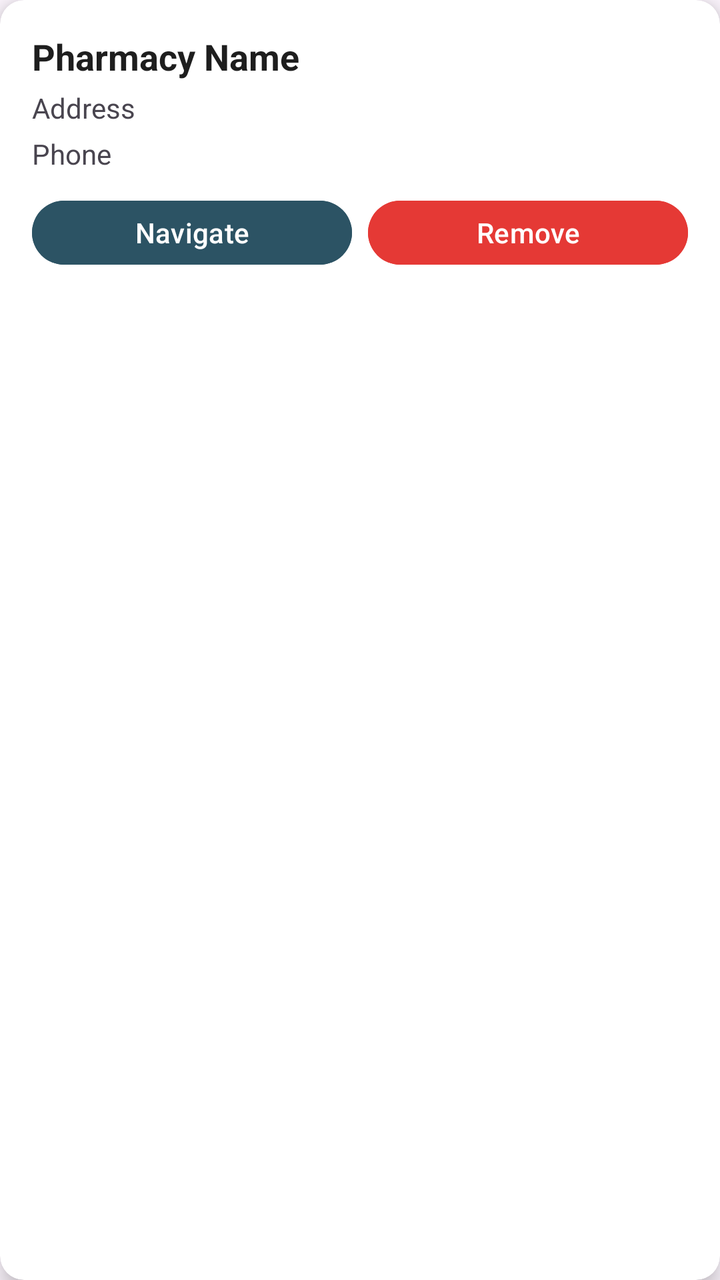
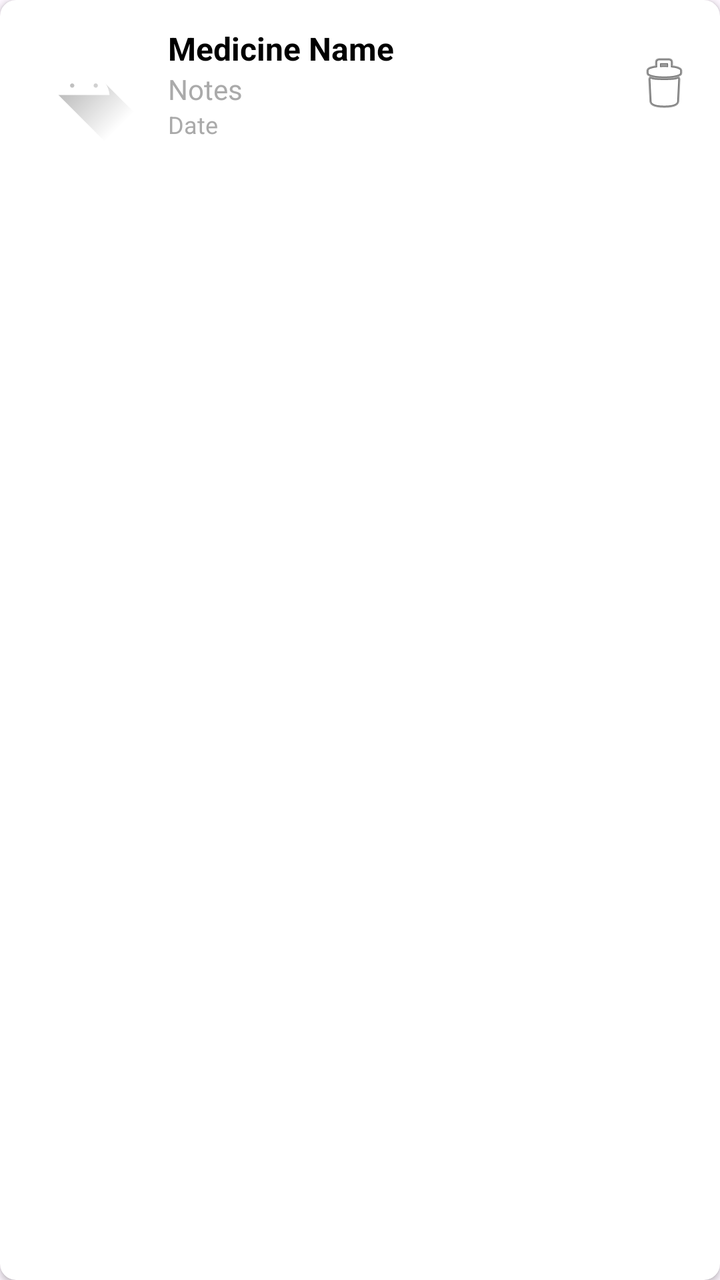

The first picture is an Android layout as it rendered before a commit; the second is the same layout after the commit. The layout source and the unified diff follow.
<!-- AndroidManifest.xml: application theme Theme.MediNear -->
<!-- res/layout/item_favourite.xml -->
<?xml version="1.0" encoding="utf-8"?>
<androidx.cardview.widget.CardView xmlns:android="http://schemas.android.com/apk/res/android"
    xmlns:app="http://schemas.android.com/apk/res-auto"
    android:layout_width="match_parent"
    android:layout_height="wrap_content"
    android:layout_margin="10dp"
    app:cardCornerRadius="12dp"
    app:cardElevation="6dp">

    <LinearLayout
        android:layout_width="match_parent"
        android:layout_height="wrap_content"
        android:orientation="vertical"
        android:padding="16dp">

        <TextView
            android:id="@+id/tvName"
            android:layout_width="wrap_content"
            android:layout_height="wrap_content"
            android:text="Pharmacy Name"
            android:textStyle="bold"
            android:textSize="18sp"
            android:textColor="#1E1E1E"/>

        <TextView
            android:id="@+id/tvAddress"
            android:layout_width="wrap_content"
            android:layout_height="wrap_content"
            android:text="Address"
            android:layout_marginTop="4dp"/>

        <TextView
            android:id="@+id/tvPhone"
            android:layout_width="wrap_content"
            android:layout_height="wrap_content"
            android:text="Phone"
            android:layout_marginTop="4dp"/>

        <LinearLayout
            android:layout_width="match_parent"
            android:layout_height="wrap_content"
            android:orientation="horizontal"
            android:layout_marginTop="10dp">

            <Button
                android:id="@+id/btnNavigate"
                android:layout_width="0dp"
                android:layout_height="40dp"
                android:layout_weight="1"
                android:text="Navigate"
                android:backgroundTint="#2C5364"
                android:textColor="#FFFFFF"/>

            <Button
                android:id="@+id/btnDelete"
                android:layout_width="0dp"
                android:layout_height="40dp"
                android:layout_weight="1"
                android:layout_marginStart="8dp"
                android:text="Remove"
                android:backgroundTint="#E53935"
                android:textColor="#FFFFFF"/>

        </LinearLayout>

    </LinearLayout>

</androidx.cardview.widget.CardView>
<!-- resources referenced by this layout -->
<resources>
  <style name="Theme.MediNear" parent="Base.Theme.MediNear" />
  <style name="Base.Theme.MediNear" parent="Theme.Material3.DayNight.NoActionBar">
          
          
      </style>
</resources>

<!-- the commit's change to res/layout/item_favourite.xml (unified diff, before → after) -->
@@ -3,65 +3,68 @@
     xmlns:app="http://schemas.android.com/apk/res-auto"
     android:layout_width="match_parent"
     android:layout_height="wrap_content"
-    android:layout_margin="10dp"
-    app:cardCornerRadius="12dp"
-    app:cardElevation="6dp">
+    android:layout_marginBottom="8dp"
+    app:cardCornerRadius="8dp"
+    app:cardElevation="2dp">
 
     <LinearLayout
         android:layout_width="match_parent"
         android:layout_height="wrap_content"
-        android:orientation="vertical"
-        android:padding="16dp">
+        android:orientation="horizontal"
+        android:padding="12dp"
+        android:gravity="center_vertical">
 
-        <TextView
-            android:id="@+id/tvName"
+        <ImageView
+            android:id="@+id/ivMedicine"
+            android:layout_width="60dp"
+            android:layout_height="60dp"
+            android:scaleType="centerCrop"
+            android:src="@drawable/ic_launcher_foreground"
+            android:contentDescription="Medicine image" />
+
+        <LinearLayout
+            android:layout_width="0dp"
+            android:layout_height="wrap_content"
+            android:layout_weight="1"
+            android:orientation="vertical"
+            android:layout_marginStart="12dp">
+
+            <TextView
+                android:id="@+id/tvMedicineName"
+                android:layout_width="match_parent"
+                android:layout_height="wrap_content"
+                android:text="Medicine Name"
+                android:textSize="16sp"
+                android:textStyle="bold"
+                android:textColor="@android:color/black" />
+
+            <TextView
+                android:id="@+id/tvMedicineNotes"
+                android:layout_width="match_parent"
+                android:layout_height="wrap_content"
+                android:text="Notes"
+                android:textSize="14sp"
+                android:textColor="@android:color/darker_gray"
+                android:maxLines="1"
+                android:ellipsize="end" />
+
+            <TextView
+                android:id="@+id/tvMedicineTime"
+                android:layout_width="match_parent"
+                android:layout_height="wrap_content"
+                android:text="Date"
+                android:textSize="12sp"
+                android:textColor="@android:color/darker_gray" />
+
+        </LinearLayout>
+
+        <ImageButton
+            android:id="@+id/btnDelete"
             android:layout_width="wrap_content"
             android:layout_height="wrap_content"
-            android:text="Pharmacy Name"
-            android:textStyle="bold"
-            android:textSize="18sp"
-            android:textColor="#1E1E1E"/>
-
-        <TextView
-            android:id="@+id/tvAddress"
-            android:layout_width="wrap_content"
-            android:layout_height="wrap_content"
-            android:text="Address"
-            android:layout_marginTop="4dp"/>
-
-        <TextView
-            android:id="@+id/tvPhone"
-            android:layout_width="wrap_content"
-            android:layout_height="wrap_content"
-            android:text="Phone"
-            android:layout_marginTop="4dp"/>
-
-        <LinearLayout
-            android:layout_width="match_parent"
-            android:layout_height="wrap_content"
-            android:orientation="horizontal"
-            android:layout_marginTop="10dp">
-
-            <Button
-                android:id="@+id/btnNavigate"
-                android:layout_width="0dp"
-                android:layout_height="40dp"
-                android:layout_weight="1"
-                android:text="Navigate"
-                android:backgroundTint="#2C5364"
-                android:textColor="#FFFFFF"/>
-
-            <Button
-                android:id="@+id/btnDelete"
-                android:layout_width="0dp"
-                android:layout_height="40dp"
-                android:layout_weight="1"
-                android:layout_marginStart="8dp"
-                android:text="Remove"
-                android:backgroundTint="#E53935"
-                android:textColor="#FFFFFF"/>
-
-        </LinearLayout>
+            android:src="@android:drawable/ic_menu_delete"
+            android:background="?android:attr/selectableItemBackground"
+            android:contentDescription="Delete" />
 
     </LinearLayout>
 
<!-- resource entries referenced after the edit -->
@@ -1,5 +1,36 @@
 <!-- resources referenced by this layout -->
 <resources>
+  <!-- drawable ic_launcher_foreground (drawable) -->
+  <vector xmlns:android="http://schemas.android.com/apk/res/android"
+      xmlns:aapt="http://schemas.android.com/aapt"
+      android:width="108dp"
+      android:height="108dp"
+      android:viewportWidth="108"
+      android:viewportHeight="108">
+      <path android:pathData="M31,63.928c0,0 6.4,-11 12.1,-13.1c7.2,-2.6 26,-1.4 26,-1.4l38.1,38.1L107,108.928l-32,-1L31,63.928z">
+          <aapt:attr name="android:fillColor">
+              <gradient
+                  android:endX="85.84757"
+                  android:endY="92.4963"
+                  android:startX="42.9492"
+                  android:startY="49.59793"
+                  android:type="linear">
+                  <item
+                      android:color="#44000000"
+                      android:offset="0.0" />
+                  <item
+                      android:color="#00000000"
+                      android:offset="1.0" />
+              </gradient>
+          </aapt:attr>
+      </path>
+      <path
+          android:fillColor="#FFFFFF"
+          android:fillType="nonZero"
+          android:pathData="M65.3,45.828l3.8,-6.6c0.2,-0.4 0.1,-0.9 -0.3,-1.1c-0.4,-0.2 -0.9,-0.1 -1.1,0.3l-3.9,6.7c-6.3,-2.8 -13.4,-2.8 -19.7,0l-3.9,-6.7c-0.2,-0.4 -0.7,-0.5 -1.1,-0.3C38.8,38.328 38.7,38.828 38.9,39.228l3.8,6.6C36.2,49.428 31.7,56.028 31,63.928h46C76.3,56.028 71.8,49.428 65.3,45.828zM43.4,57.328c-0.8,0 -1.5,-0.5 -1.8,-1.2c-0.3,-0.7 -0.1,-1.5 0.4,-2.1c0.5,-0.5 1.4,-0.7 2.1,-0.4c0.7,0.3 1.2,1 1.2,1.8C45.3,56.528 44.5,57.328 43.4,57.328L43.4,57.328zM64.6,57.328c-0.8,0 -1.5,-0.5 -1.8,-1.2s-0.1,-1.5 0.4,-2.1c0.5,-0.5 1.4,-0.7 2.1,-0.4c0.7,0.3 1.2,1 1.2,1.8C66.5,56.528 65.6,57.328 64.6,57.328L64.6,57.328z"
+          android:strokeWidth="1"
+          android:strokeColor="#00000000" />
+  </vector>
   <style name="Theme.MediNear" parent="Base.Theme.MediNear" />
   <style name="Base.Theme.MediNear" parent="Theme.Material3.DayNight.NoActionBar">
           
